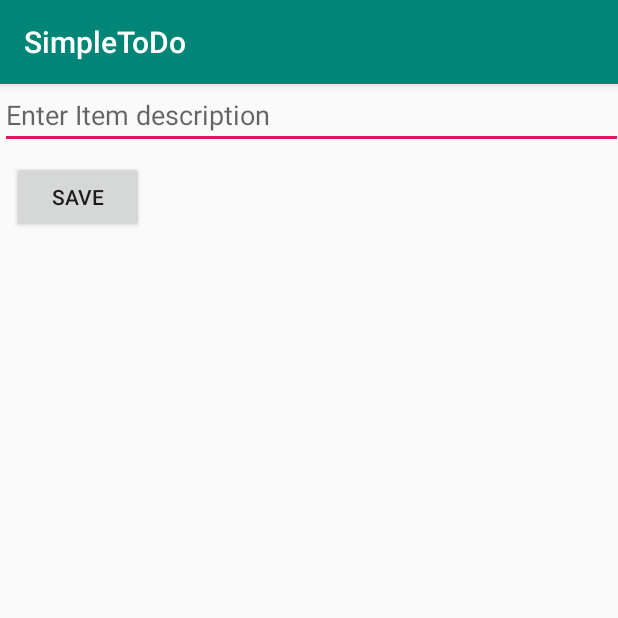
After one commit to tanzimrayhan/SimpleToDo-CodePath, an Android app: the EditItemActivity screen opened directly, with no data from a screen before it, on a phone screen of 412 x 824 dp, the top half of it. The commit adds this screen. Run offline under Robolectric (Android 15) with nearby library versions, the phone set to English and light mode, and no system bars.

Commit message:
Added edit context, but still developing

```diff
--- a/app/src/main/AndroidManifest.xml
+++ b/app/src/main/AndroidManifest.xml
@@ -16,6 +16,7 @@
                 <category android:name="android.intent.category.LAUNCHER" />
             </intent-filter>
         </activity>
+        <activity android:name=".EditItemActivity"></activity>
     </application>
 
 </manifest>
--- /dev/null
+++ b/app/src/main/java/com/codepath/simpletodo/EditItemActivity.java
@@ -0,0 +1,13 @@
+package com.codepath.simpletodo;
+
+import android.support.v7.app.AppCompatActivity;
+import android.os.Bundle;
+
+public class EditItemActivity extends AppCompatActivity {
+
+    @Override
+    protected void onCreate(Bundle savedInstanceState) {
+        super.onCreate(savedInstanceState);
+        setContentView(R.layout.activity_edit_item);
+    }
+}
--- a/app/src/main/java/com/codepath/simpletodo/MainActivity.java
+++ b/app/src/main/java/com/codepath/simpletodo/MainActivity.java
@@ -1,5 +1,6 @@
 package com.codepath.simpletodo;
 
+import android.content.Intent;
 import android.os.Bundle;
 import android.support.v7.app.AppCompatActivity;
 import android.util.Log;
@@ -18,6 +19,13 @@ import java.nio.charset.Charset;
 import java.util.ArrayList;
 
 public class MainActivity extends AppCompatActivity {
+
+    //a numeric code to identify the edit activity
+    public final static int EDIT_REUQEST_CODE=20;
+
+    //keys used for passing data between activities
+    public final static String ITEM_TEXT="itemText";
+    public final static String ITEM_POSITION="itemPosition";
 
     ArrayList<String> items;
     ArrayAdapter<String> itemsAdapter;
@@ -65,6 +73,20 @@ public class MainActivity extends AppCompatActivity {
             }
         });
 
+        lvItems.setOnItemClickListener(new AdapterView.OnItemClickListener() {
+            @Override
+            public void onItemClick(AdapterView<?> parent, View view, int position, long id) {
+                //create new activity
+                Intent i=new Intent(MainActivity.this, EditItemActivity.class);
+                //pass the data being added
+                i.putExtra(ITEM_TEXT,items.get(position));
+                i.putExtra(ITEM_POSITION,position);
+                //display the activity
+                startActivityForResult(i, EDIT_REUQEST_CODE);
+
+            }
+        });
+
     }
     private File getDataFile(){
         return new File(getFilesDir(), "todo.txt");
--- /dev/null
+++ b/app/src/main/res/layout/activity_edit_item.xml
@@ -0,0 +1,29 @@
+<?xml version="1.0" encoding="utf-8"?>
+<android.support.constraint.ConstraintLayout xmlns:android="http://schemas.android.com/apk/res/android"
+    xmlns:app="http://schemas.android.com/apk/res-auto"
+    xmlns:tools="http://schemas.android.com/tools"
+    android:layout_width="match_parent"
+    android:layout_height="match_parent"
+    tools:context=".EditItemActivity">
+
+    <EditText
+        android:id="@+id/editText"
+        android:layout_width="415dp"
+        android:layout_height="43dp"
+        android:ems="10"
+        android:hint="Enter Item description "
+        android:inputType="textMultiLine"
+        app:layout_constraintStart_toStartOf="parent"
+        tools:layout_editor_absoluteY="0dp" />
+
+    <Button
+        android:id="@+id/btnSave"
+        android:layout_width="wrap_content"
+        android:layout_height="wrap_content"
+        android:layout_marginStart="8dp"
+        android:layout_marginLeft="8dp"
+        android:layout_marginTop="8dp"
+        android:text="Save"
+        app:layout_constraintStart_toStartOf="parent"
+        app:layout_constraintTop_toBottomOf="@+id/editText" />
+</android.support.constraint.ConstraintLayout>
```
